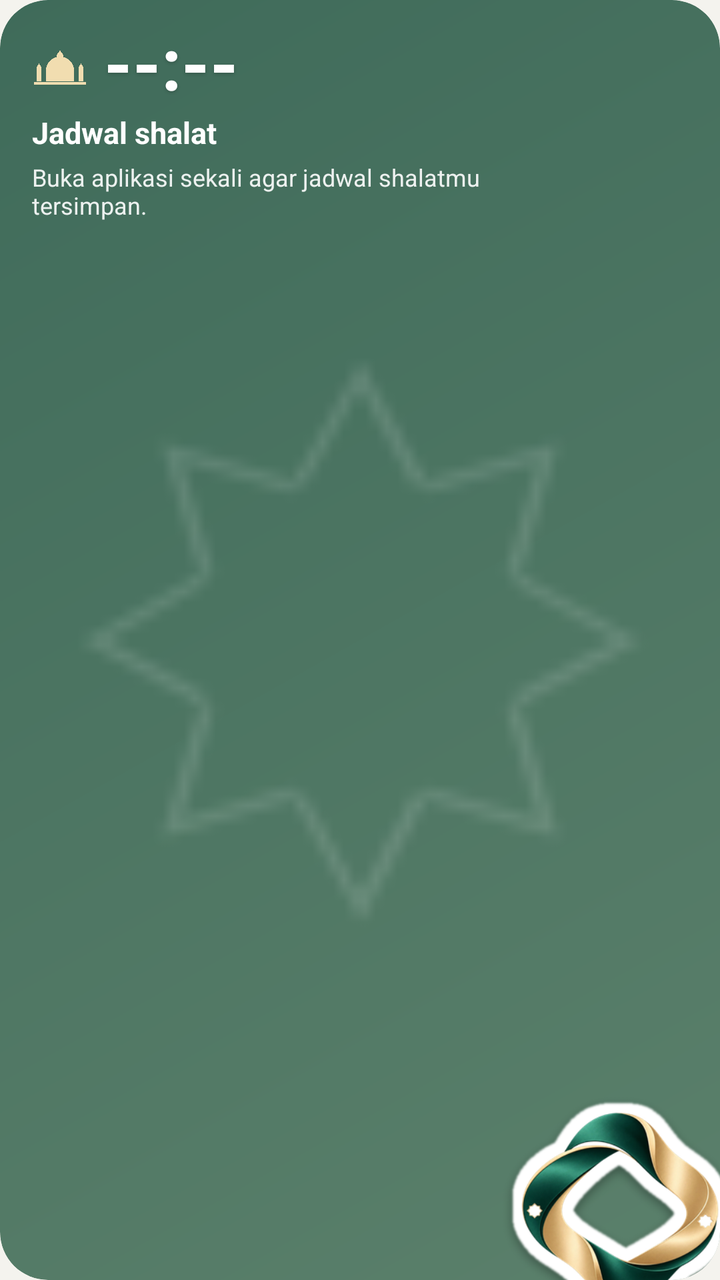
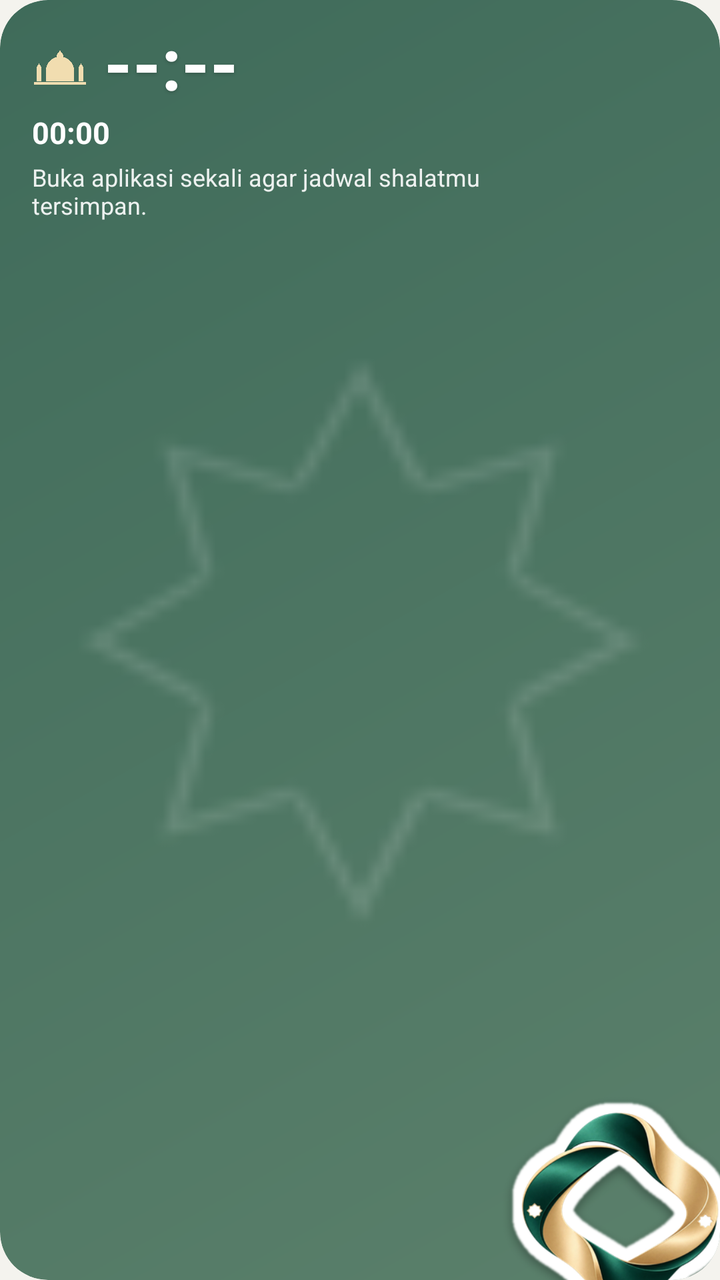

Two renders of the same Android screen: before a commit and after it. Below are the layout's source before the change and the commit's diff.
<!-- AndroidManifest.xml: application theme Tema -->
<!-- res/layout/widget_pengingat.xml -->
<?xml version="1.0" encoding="utf-8"?>
<FrameLayout xmlns:android="http://schemas.android.com/apk/res/android" android:id="@+id/pakar" android:layout_width="match_parent" android:layout_height="match_parent" android:background="@drawable/widget_duo_umum" android:clipToOutline="true">
    <ImageView android:layout_width="match_parent" android:layout_height="match_parent" android:scaleType="centerCrop" android:src="@drawable/widget_pola" android:alpha="0.14" android:contentDescription="@null" />
    <ImageView android:layout_width="120dp" android:layout_height="120dp" android:layout_gravity="bottom|end" android:layout_marginEnd="-10dp" android:layout_marginBottom="-26dp" android:src="@drawable/widget_maskot" android:scaleType="fitCenter" android:contentDescription="Kisah Lillah" />
    <LinearLayout android:layout_width="match_parent" android:layout_height="match_parent" android:orientation="vertical" android:paddingStart="16dp" android:paddingEnd="104dp" android:paddingTop="12dp" android:paddingBottom="12dp">
        <LinearLayout android:layout_width="wrap_content" android:layout_height="wrap_content" android:orientation="horizontal" android:gravity="center_vertical">
            <ImageView android:layout_width="28dp" android:layout_height="20dp" android:src="@drawable/widget_masjid" android:contentDescription="@null" />
            <TextView android:id="@+id/pwaktu" android:layout_width="wrap_content" android:layout_height="wrap_content" android:layout_marginStart="8dp" android:text="--:--" android:textColor="#FFFFFFFF" android:textSize="36sp" android:textStyle="bold" android:includeFontPadding="false" android:shadowColor="#33000000" android:shadowDy="2" android:shadowRadius="4" />
        </LinearLayout>
        <TextView android:id="@+id/psisa" android:layout_width="wrap_content" android:layout_height="wrap_content" android:layout_marginTop="2dp" android:text="Jadwal shalat" android:textColor="#FFFFFFFF" android:textSize="15sp" android:textStyle="bold" />
        <TextView android:id="@+id/ppesan" android:layout_width="wrap_content" android:layout_height="wrap_content" android:layout_marginTop="4dp" android:text="Buka aplikasi sekali agar jadwal shalatmu tersimpan." android:textColor="#E6FFFFFF" android:textSize="12sp" android:maxLines="3" android:ellipsize="end" />
    </LinearLayout>
</FrameLayout>
<!-- resources referenced by this layout -->
<resources>
  <!-- drawable widget_duo_umum (drawable) -->
  <?xml version="1.0" encoding="utf-8"?>
  <shape xmlns:android="http://schemas.android.com/apk/res/android" android:shape="rectangle">
      <gradient android:angle="315" android:startColor="#FF3F6B5A" android:endColor="#FF5B806B" />
      <corners android:radius="24dp" />
  </shape>
  <!-- drawable widget_masjid (drawable) -->
  <?xml version="1.0" encoding="utf-8"?>
  <vector xmlns:android="http://schemas.android.com/apk/res/android" android:width="30dp" android:height="20dp" android:viewportWidth="32" android:viewportHeight="22">
      <path android:fillColor="#FFF1DDB0" android:pathData="M16 1.5c.6 1.6 2 2.4 2 4.2 3.6 1.2 6 4.2 6 7.8V20H8v-6.5c0-3.6 2.4-6.6 6-7.8 0-1.8 1.4-2.6 2-4.2zM4 9.5l1.2 2V20H2.8v-8.5zm24 0l1.2 2V20h-2.4v-8.5zM1 20.5h30V22H1z" />
  </vector>
  <!-- drawable widget_maskot: png bitmap (drawable-nodpi, 75879 bytes) -->
  <!-- drawable widget_pola: png bitmap (drawable-nodpi, 2457 bytes) -->
  <style name="Tema" parent="@android:style/Theme.Material.Light.NoActionBar">
          <item name="android:windowBackground">@drawable/latar_buka</item>
          <item name="android:statusBarColor">@android:color/transparent</item>
          <item name="android:navigationBarColor">@android:color/transparent</item>
          <item name="android:colorAccent">@color/aksen</item>
      </style>
  <!-- drawable latar_buka (drawable) -->
  <?xml version="1.0" encoding="utf-8"?>
  <layer-list xmlns:android="http://schemas.android.com/apk/res/android">
      <item android:drawable="@color/latar" />
      <item android:width="150dp" android:height="150dp" android:gravity="center" android:drawable="@drawable/splash" />
  </layer-list>
  <color name="aksen">#3F6B5A</color>
  <color name="latar">#F4F3EE</color>
  <!-- drawable splash: png bitmap (drawable-nodpi, 87340 bytes) -->
</resources>

<!-- the commit's change to res/layout/widget_pengingat.xml (unified diff, before → after) -->
@@ -7,7 +7,7 @@
             <ImageView android:layout_width="28dp" android:layout_height="20dp" android:src="@drawable/widget_masjid" android:contentDescription="@null" />
             <TextView android:id="@+id/pwaktu" android:layout_width="wrap_content" android:layout_height="wrap_content" android:layout_marginStart="8dp" android:text="--:--" android:textColor="#FFFFFFFF" android:textSize="36sp" android:textStyle="bold" android:includeFontPadding="false" android:shadowColor="#33000000" android:shadowDy="2" android:shadowRadius="4" />
         </LinearLayout>
-        <TextView android:id="@+id/psisa" android:layout_width="wrap_content" android:layout_height="wrap_content" android:layout_marginTop="2dp" android:text="Jadwal shalat" android:textColor="#FFFFFFFF" android:textSize="15sp" android:textStyle="bold" />
+        <Chronometer android:id="@+id/psisa" android:layout_width="wrap_content" android:layout_height="wrap_content" android:layout_marginTop="2dp" android:text="Jadwal shalat" android:textColor="#FFFFFFFF" android:textSize="15sp" android:textStyle="bold" />
         <TextView android:id="@+id/ppesan" android:layout_width="wrap_content" android:layout_height="wrap_content" android:layout_marginTop="4dp" android:text="Buka aplikasi sekali agar jadwal shalatmu tersimpan." android:textColor="#E6FFFFFF" android:textSize="12sp" android:maxLines="3" android:ellipsize="end" />
     </LinearLayout>
 </FrameLayout>
